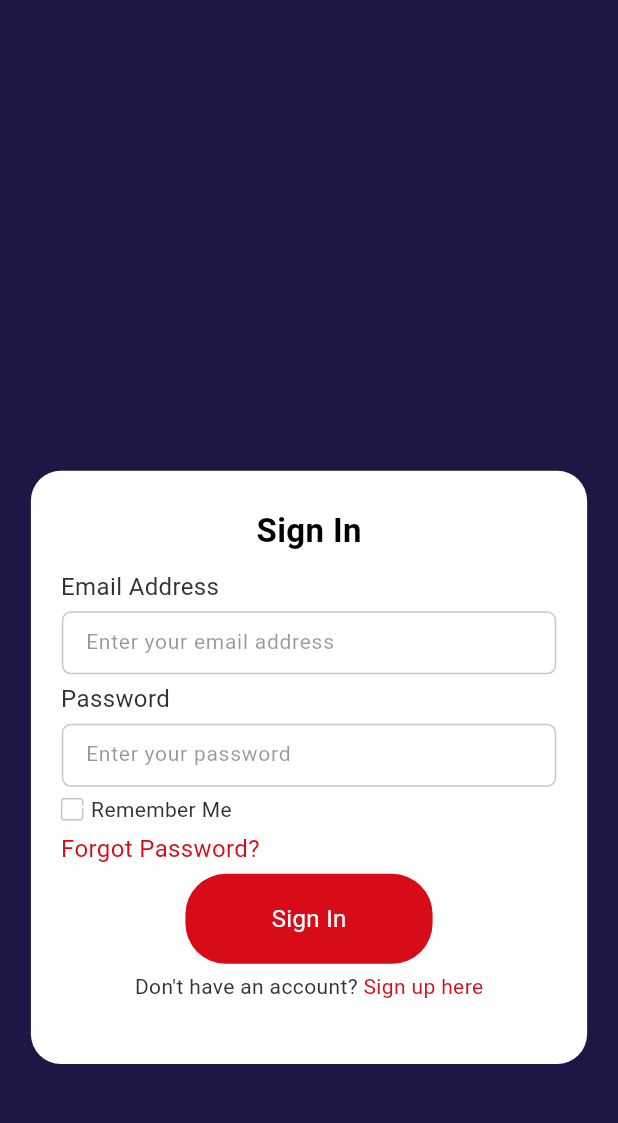
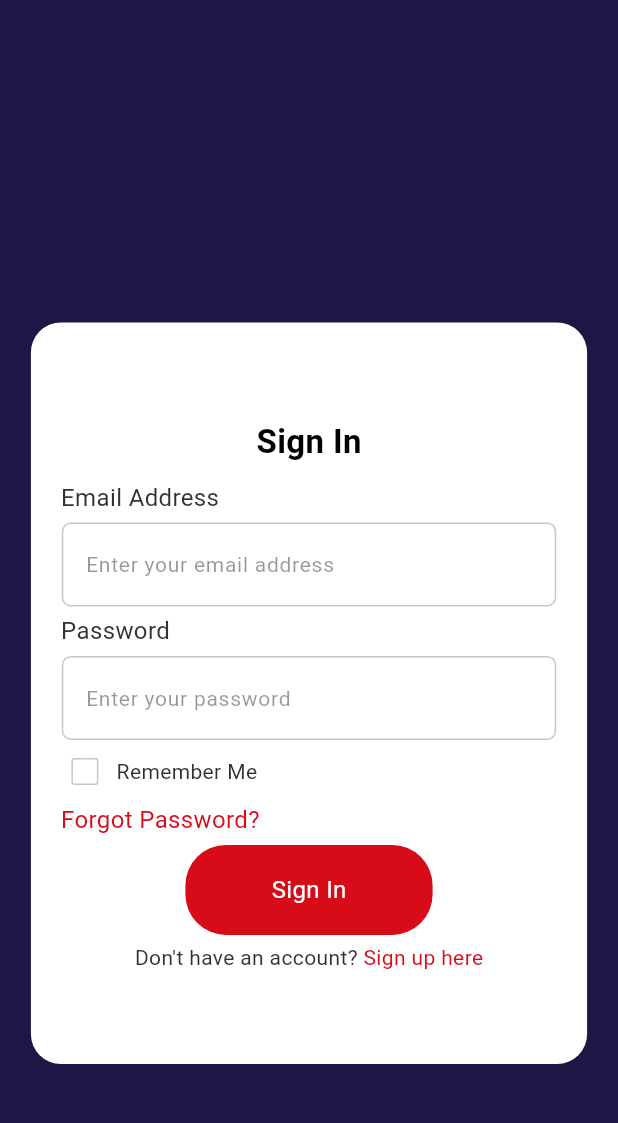
Before and after one commit to kuberanb/firebase_auth, a Flutter app: the screen it shows after launch, on a phone screen of 412 x 824 dp, the part 76-1199 px from its top. Run offline on Flutter 3.47's test engine with Material 3 defaults, Android fonts, the phone set to English and light mode, and no system bars; our stand-ins replace firebase_auth, firebase_core; accounts and stored records are empty.

```diff
--- a/lib/main.dart
+++ b/lib/main.dart
@@ -3,12 +3,15 @@ import 'package:emcus/provider/register/register_provider.dart';
 import 'package:emcus/utils/colors.dart';
 import 'package:emcus/views/splash/splash_screen.dart';
 import 'package:firebase_core/firebase_core.dart';
+import 'firebase_options.dart';
 import 'package:flutter/material.dart';
 import 'package:provider/provider.dart';
 
 Future<void> main() async {
   WidgetsFlutterBinding.ensureInitialized();
-  await Firebase.initializeApp();
+  await Firebase.initializeApp(
+    options: DefaultFirebaseOptions.currentPlatform,
+  );
   runApp(const MyApp());
 }
 
--- a/lib/views/auth/auth_screen.dart
+++ b/lib/views/auth/auth_screen.dart
@@ -1,10 +1,27 @@
+import 'package:emcus/views/login/login_screen.dart';
+import 'package:emcus/views/register/register_screen.dart';
 import 'package:flutter/material.dart';
 
-class AuthScreen extends StatelessWidget {
-  const AuthScreen({super.key});
+import 'package:flutter/material.dart';
+
+class AuthPage extends StatefulWidget {
+  const AuthPage({super.key});
+
+  @override
+  State<AuthPage> createState() => _AuthPageState();
+}
+
+class _AuthPageState extends State<AuthPage> {
+  bool isLogin = true;
 
   @override
   Widget build(BuildContext context) {
-    return const Placeholder();
+    return isLogin
+        ? LoginScreen(toggle: toggle)
+        : RegisterScreen(toggle: toggle);
   }
+
+  void toggle() => setState(() {
+        isLogin = !isLogin;
+      });
 }
--- a/lib/views/login/login_screen.dart
+++ b/lib/views/login/login_screen.dart
@@ -1,48 +1,46 @@
 import 'package:emcus/provider/login/login_provider.dart';
 import 'package:emcus/utils/colors.dart';
 import 'package:emcus/utils/constants.dart';
-import 'package:emcus/views/bottomNavigation/custom_bottom_navigation_bar.dart';
-import 'package:emcus/views/commonWidgets/auth_app_bar.dart';
 import 'package:emcus/views/commonWidgets/custom_button.dart';
 import 'package:emcus/views/commonWidgets/custom_text_form_field.dart';
 import 'package:emcus/views/register/register_screen.dart';
-import 'package:flutter/cupertino.dart';
 import 'package:flutter/material.dart';
-import 'package:flutter/widgets.dart';
 import 'package:provider/provider.dart';
 
 class LoginScreen extends StatelessWidget {
-  LoginScreen({super.key});
+  VoidCallback toggle;
+  LoginScreen({
+    super.key,
+    required this.toggle,
+  });
 
-  TextEditingController emailController = TextEditingController();
+  // TextEditingController emailController = TextEditingController();
 
   @override
   Widget build(BuildContext context) {
     final screenHeight = MediaQuery.of(context).size.height;
     final screenWidth = MediaQuery.of(context).size.width;
-    final loginProvider = Provider.of<LoginProvider>(context);
-    return Scaffold(
-      backgroundColor: kBackgroundColor,
-      appBar: AuthAppBar(),
-      body: SingleChildScrollView(
+    final loginProvider = Provider.of<LoginProvider>(context, listen: false);
+    return SingleChildScrollView(
       child: SizedBox(
         height: screenHeight,
         width: screenWidth,
         child: Column(
           crossAxisAlignment: CrossAxisAlignment.center,
           children: [
-              Spacer(),
+            const Spacer(),
             Container(
               width: .9 * screenWidth,
-                height: .48 * screenHeight,
+              height: .6 * screenHeight,
               decoration: BoxDecoration(
                 color: kWhiteColor,
                 borderRadius: BorderRadius.circular(20),
               ),
               child: Column(
+                mainAxisAlignment: MainAxisAlignment.center,
                 children: [
-                    SizedBox(height: .03 * screenHeight),
-                    SignInText(),
+                  SizedBox(height: .01 * screenHeight),
+                  const SignInText(),
                   kHeight10,
                   Padding(
                     padding: const EdgeInsets.only(right: 20, left: 20),
@@ -60,13 +58,13 @@ class LoginScreen extends StatelessWidget {
                             kHeight5,
                             CustomTextFormField(
                               hintText: "Enter your email address",
-                                controller: emailController,
-                                height: 42,
+                              controller: loginProvider.emailController,
+                              //  height: 42,
                               width: .8 * screenWidth,
                               isObscure: false,
                               validatorFunction: (value) {
-                                  final emailRegex = RegExp(
-                                      r'^[\w-\.]+@([\w-]+\.)+[\w-]{2,4}$');
+                                final emailRegex =
+                                    RegExp(r'^[\w-\.]+@([\w-]+\.)+[\w-]{2,4}$');
                                 if (value == null || value.isEmpty) {
                                   return "enter email address";
                                 } else if (!emailRegex.hasMatch(value)) {
@@ -85,8 +83,8 @@ class LoginScreen extends StatelessWidget {
                             kHeight5,
                             CustomTextFormField(
                               hintText: "Enter your password",
-                                controller: emailController,
-                                height: 42,
+                              controller: loginProvider.passwordController,
+                              //  height: 42,
                               width: .8 * screenWidth,
                               isObscure: true,
                               validatorFunction: (value) {
@@ -122,12 +120,18 @@ class LoginScreen extends StatelessWidget {
                                   height: 60,
                                   width: .4 * screenWidth,
                                   buttonText: "Sign In",
-                                      onClickFunction: () {
-                                        Navigator.of(context).push(
-                                            MaterialPageRoute(
-                                                builder: (context) =>
-                                                    CustomBottomNavigationBar()));
-                                      }),
+                                  onClickFunction: () async {
+                                    if (loginProvider.formKey.currentState!
+                                        .validate()) {
+                                      await loginProvider.signIn(context);
+                                    }
+
+                                    // Navigator.of(context).push(
+                                    //     MaterialPageRoute(
+                                    //         builder: (context) =>
+                                    //             CustomBottomNavigationBar()));
+                                  },
+                                ),
                               ],
                             ),
                             kHeight5,
@@ -143,10 +147,7 @@ class LoginScreen extends StatelessWidget {
                                 ),
                                 InkWell(
                                   onTap: () {
-                                      Navigator.of(context).push(
-                                          MaterialPageRoute(
-                                              builder: (context) =>
-                                                  RegisterScreen()));
+                                    toggle();
                                   },
                                   child: const Text(
                                     "Sign up here",
@@ -171,8 +172,13 @@ class LoginScreen extends StatelessWidget {
           ],
         ),
       ),
-      ),
     );
+
+    // Scaffold(
+    //   backgroundColor: kBackgroundColor,
+    //   appBar: AuthAppBar(),
+
+    // );
   }
 }
 
@@ -183,7 +189,7 @@ class ForgotPasswordText extends StatelessWidget {
 
   @override
   Widget build(BuildContext context) {
-    return Row(
+    return const Row(
       mainAxisAlignment: MainAxisAlignment.start,
       children: [
         Text(
@@ -248,30 +254,38 @@ class RememberMeRadioButton extends StatefulWidget {
 class _RememberMeRadioButtonState extends State<RememberMeRadioButton> {
   @override
   Widget build(BuildContext context) {
-    // final loginProvider = Provider.of<LoginPr>(context);
-    return InkWell(
-      onTap: () {
-        // setState(() {
-        //   _isChecked = !_isChecked;
-        // });
+    final loginProvider = Provider.of<LoginProvider>(context, listen: false);
+    return Checkbox(
+      materialTapTargetSize: MaterialTapTargetSize.shrinkWrap,
+      visualDensity: VisualDensity.compact,
+      checkColor: ktextFormFieldBorderColor,
+      fillColor: MaterialStateProperty.resolveWith<Color>(
+        (states) {
+          if (states.contains(MaterialState.selected)) {
+            return kWhiteColor;
+          }
+          return kWhiteColor; // Use default color
         },
-      child: Container(
-        width: 15.0,
-        height: 15.0,
-        decoration: BoxDecoration(
-          borderRadius: BorderRadius.circular(2.0),
-          border: Border.all(
+      ),
+      side: MaterialStateBorderSide.resolveWith(
+        (states) => const BorderSide(
+          width: 1.0,
           color: ktextFormFieldBorderColor,
-            width: 1.0,
-          ),
-          color: Colors.transparent,
-        ),
-        child: const Icon(
-          Icons.check,
-          size: 16.0,
-          color: Colors.white,
         ),
       ),
+      shape: RoundedRectangleBorder(
+        side: const BorderSide(
+          color: ktextFormFieldBorderColor, // Change the border color here
+        ),
+        borderRadius:
+            BorderRadius.circular(2), // Adjust border radius as needed
+      ),
+      value: loginProvider.isChecked,
+      onChanged: (value) {
+        if (value != null) {
+          loginProvider.setIsChecked(value);
+        }
+      },
     );
   }
 }
--- /dev/null
+++ b/lib/views/main/main_screen.dart
@@ -0,0 +1,59 @@
+import 'package:emcus/utils/colors.dart';
+import 'package:emcus/views/auth/auth_screen.dart';
+import 'package:emcus/views/bottomNavigation/custom_bottom_navigation_bar.dart';
+import 'package:emcus/views/commonWidgets/auth_app_bar.dart';
+import 'package:emcus/views/commonWidgets/exit_dialog_box.dart';
+import 'package:emcus/views/login/login_screen.dart';
+import 'package:firebase_auth/firebase_auth.dart';
+import 'package:flutter/material.dart';
+
+class MainScreen extends StatelessWidget {
+  const MainScreen({super.key});
+
+  @override
+  Widget build(BuildContext context) {
+    final screenHeight = MediaQuery.of(context).size.height;
+    final screenWidth = MediaQuery.of(context).size.width;
+    return PopScope(
+      canPop: false,
+      onPopInvoked: (bool didPop) {
+        if (didPop) {
+          return;
+        }
+
+        showExitDialog(context);
+      },
+      child: Scaffold(
+        backgroundColor: kBackgroundColor,
+        appBar: const AuthAppBar(),
+        body: StreamBuilder<User?>(
+          stream: FirebaseAuth.instance.authStateChanges(),
+          builder: ((context, snapshot) {
+            if (snapshot.connectionState == ConnectionState.waiting) {
+              return const Center(
+                child: CircularProgressIndicator(
+                  color: kWhiteColor,
+                  strokeWidth: 2,
+                ),
+              );
+            } else if (snapshot.hasError) {
+              return const Center(
+                child: Text(
+                  'Something went Wrong',
+                  style: TextStyle(
+                    color: kMainColor,
+                    fontSize: 20,
+                  ),
+                ),
+              );
+            } else if (snapshot.hasData) {
+              return CustomBottomNavigationBar();
+            } else {
+              return AuthPage();
+            }
+          }),
+        ),
+      ),
+    );
+  }
+}
--- a/lib/views/splash/splash_screen.dart
+++ b/lib/views/splash/splash_screen.dart
@@ -1,5 +1,7 @@
 import 'package:emcus/utils/colors.dart';
+import 'package:emcus/views/auth/auth_screen.dart';
 import 'package:emcus/views/login/login_screen.dart';
+import 'package:emcus/views/main/main_screen.dart';
 import 'package:flutter/material.dart';
 
 class SplashScreen extends StatefulWidget {
@@ -17,7 +19,7 @@ class _SplashScreenState extends State<SplashScreen> {
     // ignore: use_build_context_synchronously
     Navigator.of(context).pushReplacement(
       MaterialPageRoute(
-        builder: ((context) => LoginScreen()),
+        builder: ((context) =>MainScreen()),
       ),
     );
   }
```
Also changed, not shown: lib/provider/login/login_provider.dart (+53 -1 lines), lib/provider/register/register_provider.dart (+42 -0 lines), lib/views/commonWidgets/exit_dialog_box.dart (added, +40 -0 lines), lib/views/register/register_screen.dart (+79 -33 lines), lib/views/settings/settings_screen.dart (+7 -2 lines), firebase.json (added), lib/firebase_options.dart (added), 1 other file. Lines whose indentation alone changed are shown as unchanged.
